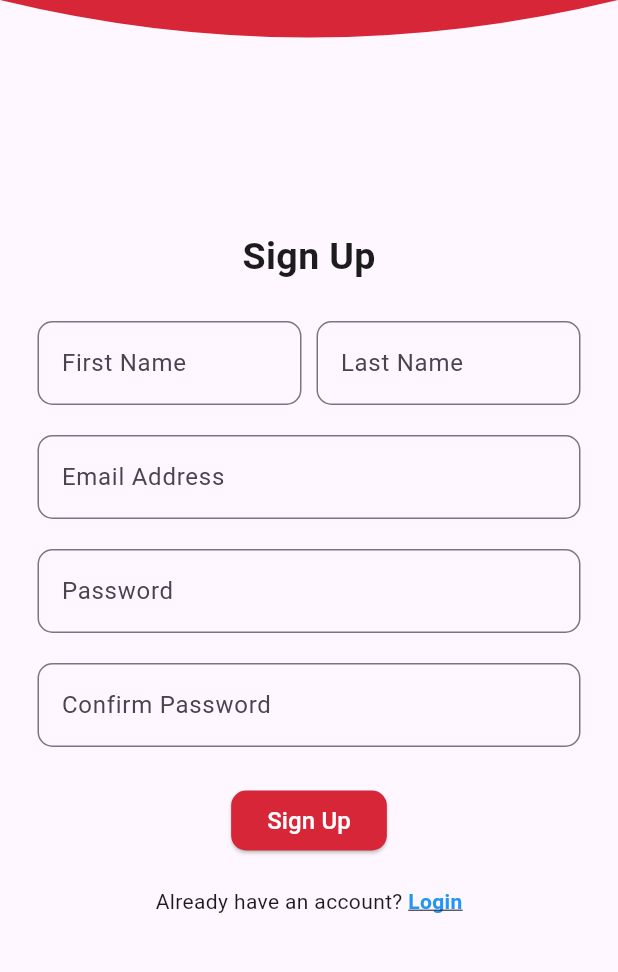
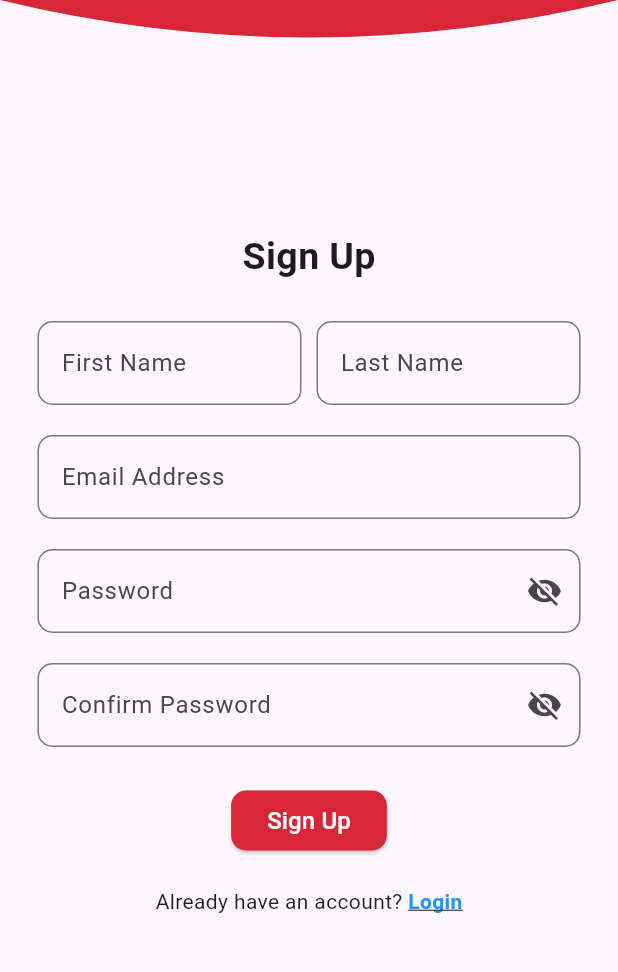
Before and after one commit to mimawibeth/foodbook, a Flutter app: the screen it shows after launch, after a tap on "Login", after a tap on "Sign Up", on a phone screen of 412 x 824 dp, the part 195-1167 px from its top. Run offline on Flutter 3.47's test engine with Material 3 defaults, Android fonts, the phone set to English and light mode, and no system bars; our stand-ins replace cloud_firestore, firebase_auth, firebase_core; accounts and stored records are empty.

```diff
--- a/lib/auth/login.dart
+++ b/lib/auth/login.dart
@@ -4,7 +4,7 @@ import 'package:firebase_auth/firebase_auth.dart';
 import 'package:cce106_flutter_project/auth/register.dart';
 import 'package:cloud_firestore/cloud_firestore.dart';
 
-// 🔐 This is your FoodBook Login Page
+// 🔐 FoodBook Login Page
 class FoodBook extends StatefulWidget {
   const FoodBook({super.key});
 
@@ -19,6 +19,7 @@ class _FoodBookState extends State<FoodBook> {
   String errorMessage = '';
   bool isError = false;
   bool isLoading = false;
+  bool _obscurePassword = true; // 👁️ Added for show/hide password
 
   Future<void> loginUser() async {
     setState(() {
@@ -26,7 +27,6 @@ class _FoodBookState extends State<FoodBook> {
       errorMessage = '';
     });
 
-    // ✅ Validate fields
     if (emailController.text.isEmpty || passwordController.text.isEmpty) {
       setState(() {
         isError = true;
@@ -38,14 +38,12 @@ class _FoodBookState extends State<FoodBook> {
     setState(() => isLoading = true);
 
     try {
-      // ✅ Sign in with Firebase Auth
       UserCredential userCredential = await FirebaseAuth.instance
           .signInWithEmailAndPassword(
             email: emailController.text.trim(),
             password: passwordController.text.trim(),
           );
 
-      // ✅ Fetch user info (optional)
       final userDoc = await FirebaseFirestore.instance
           .collection('users')
           .doc(userCredential.user!.uid)
@@ -53,7 +51,6 @@ class _FoodBookState extends State<FoodBook> {
 
       final firstName = userDoc.data()?['firstName'] ?? '';
 
-      // ✅ Navigate to home/dashboard
       if (mounted) {
         ScaffoldMessenger.of(
           context,
@@ -146,14 +143,26 @@ class _FoodBookState extends State<FoodBook> {
                       ),
                       const SizedBox(height: 20),
 
-                      // ✅ Password
+                      // ✅ Password (with view toggle)
                       TextField(
                         controller: passwordController,
-                        obscureText: true,
+                        obscureText: _obscurePassword,
                         decoration: InputDecoration(
                           labelText: "Password",
                           border: OutlineInputBorder(
                             borderRadius: BorderRadius.circular(10),
+                          ),
+                          suffixIcon: IconButton(
+                            icon: Icon(
+                              _obscurePassword
+                                  ? Icons.visibility_off
+                                  : Icons.visibility,
+                            ),
+                            onPressed: () {
+                              setState(() {
+                                _obscurePassword = !_obscurePassword;
+                              });
+                            },
                           ),
                         ),
                       ),
@@ -247,7 +256,7 @@ class CurveClipper extends CustomClipper<Path> {
   bool shouldReclip(CustomClipper<Path> oldClipper) => false;
 }
 
-// ✅ Placeholder dashboard (you can replace with your actual home screen)
+// ✅ Placeholder dashboard
 class DashboardPage extends StatelessWidget {
   const DashboardPage({super.key});
 
--- a/lib/auth/register.dart
+++ b/lib/auth/register.dart
@@ -22,13 +22,16 @@ class _RegisterPageState extends State<RegisterPage> {
   bool isError = false;
   bool isLoading = false;
 
+  // 👁️ Add states for showing/hiding passwords
+  bool _obscurePassword = true;
+  bool _obscureConfirmPassword = true;
+
   Future<void> checkRegister() async {
     setState(() {
       errorMessage = "";
       isError = false;
     });
 
-    // ✅ Input validation
     if (firstNameController.text.isEmpty ||
         lastNameController.text.isEmpty ||
         emailController.text.isEmpty ||
@@ -52,14 +55,12 @@ class _RegisterPageState extends State<RegisterPage> {
     setState(() => isLoading = true);
 
     try {
-      // ✅ Create user in Firebase Auth
       UserCredential userCredential = await FirebaseAuth.instance
           .createUserWithEmailAndPassword(
             email: emailController.text.trim(),
             password: passwordController.text.trim(),
           );
 
-      // ✅ Save extra user info in Firestore
       await FirebaseFirestore.instance
           .collection('users')
           .doc(userCredential.user!.uid)
@@ -71,7 +72,6 @@ class _RegisterPageState extends State<RegisterPage> {
             'createdAt': FieldValue.serverTimestamp(),
           });
 
-      // ✅ Navigate to login after success
       if (mounted) {
         ScaffoldMessenger.of(context).showSnackBar(
           const SnackBar(
@@ -183,27 +183,52 @@ class _RegisterPageState extends State<RegisterPage> {
                       ),
                       const SizedBox(height: 20),
 
-                      // ✅ Password
+                      // ✅ Password with view toggle
                       TextField(
                         controller: passwordController,
-                        obscureText: true,
+                        obscureText: _obscurePassword,
                         decoration: InputDecoration(
                           labelText: "Password",
                           border: OutlineInputBorder(
                             borderRadius: BorderRadius.circular(10),
                           ),
+                          suffixIcon: IconButton(
+                            icon: Icon(
+                              _obscurePassword
+                                  ? Icons.visibility_off
+                                  : Icons.visibility,
+                            ),
+                            onPressed: () {
+                              setState(() {
+                                _obscurePassword = !_obscurePassword;
+                              });
+                            },
+                          ),
                         ),
                       ),
                       const SizedBox(height: 20),
 
-                      // ✅ Confirm Password
+                      // ✅ Confirm Password with view toggle
                       TextField(
                         controller: confirmPasswordController,
-                        obscureText: true,
+                        obscureText: _obscureConfirmPassword,
                         decoration: InputDecoration(
                           labelText: "Confirm Password",
                           border: OutlineInputBorder(
                             borderRadius: BorderRadius.circular(10),
+                          ),
+                          suffixIcon: IconButton(
+                            icon: Icon(
+                              _obscureConfirmPassword
+                                  ? Icons.visibility_off
+                                  : Icons.visibility,
+                            ),
+                            onPressed: () {
+                              setState(() {
+                                _obscureConfirmPassword =
+                                    !_obscureConfirmPassword;
+                              });
+                            },
                           ),
                         ),
                       ),
```
